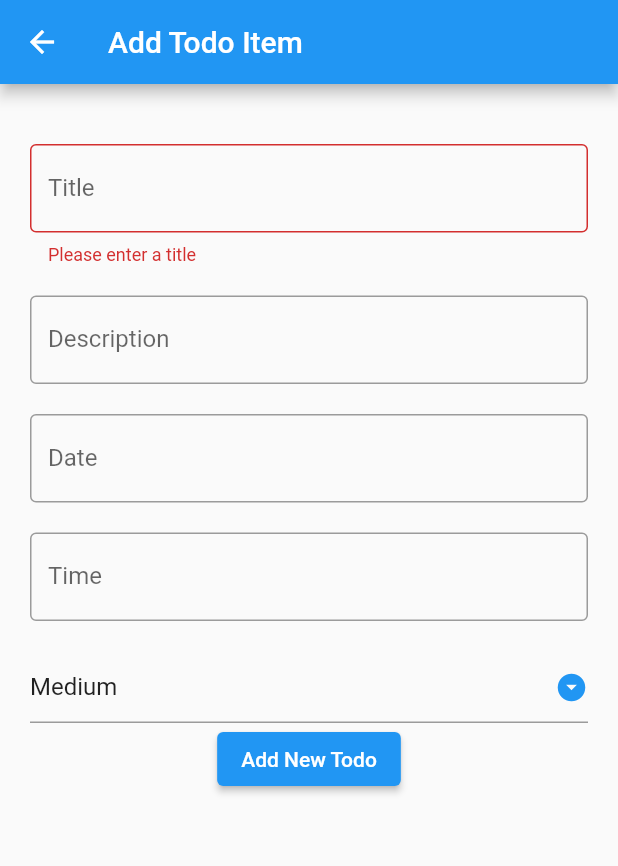
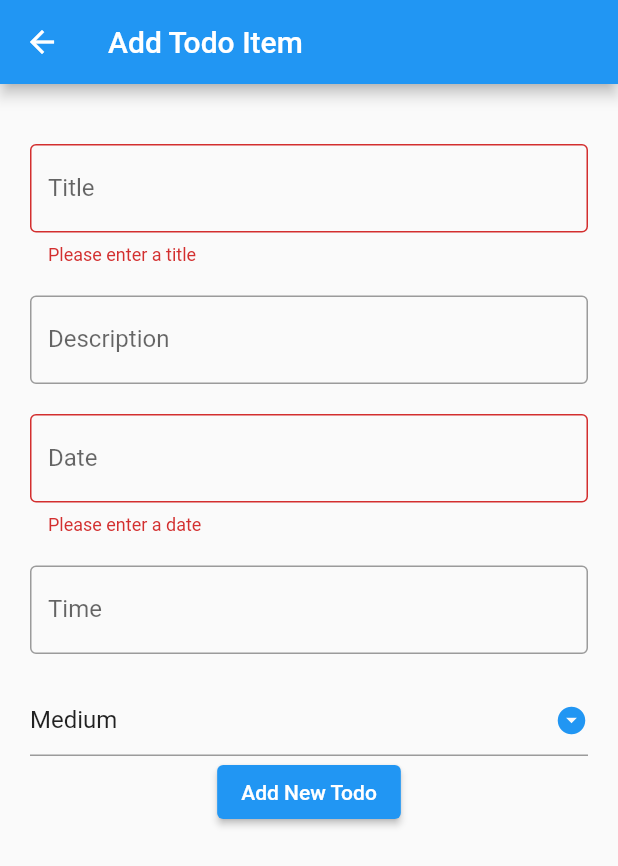
Before and after one commit to Monirith-huot/todo_list_localserver, a Flutter app: the AddTodo screen opened directly, after a tap on "Add New Todo", on a phone screen of 412 x 824 dp. Shown: the top 866 px of the screen. Run offline on Flutter 3.47's test engine with Material 2 defaults, Android fonts, the phone set to English and light mode, and no system bars; our stand-ins replace flutter_slidable; network calls fail.

```diff
--- a/lib/controllers/todo_logic.dart
+++ b/lib/controllers/todo_logic.dart
@@ -117,6 +117,8 @@ class TodoItemLogic extends ChangeNotifier {
       );
       if (response.statusCode == 200) {
         if (response.body == "todo_updated") {
+          // _todoList.removeWhere((e) => e.tId == item.tId);
+
           return true;
         }
       } else {
--- a/lib/views/pages/add_screen.dart
+++ b/lib/views/pages/add_screen.dart
@@ -93,6 +93,8 @@ class _AddTodoState extends State<AddTodo> {
                     labelText: 'Date',
                   ),
                   onTap: _handleDatePicker,
+                  validator: (value) =>
+                      value!.trim().isEmpty ? 'Please enter a date' : null,
                 ),
                 const SizedBox(
                   height: 20,
@@ -157,6 +159,7 @@ class _AddTodoState extends State<AddTodo> {
                         _descriptionController.clear();
                         _dateController.clear();
                         _priority = "Medium";
+                        Navigator.of(context).pop();
                       } else {
                         showSnackBar(
                           context,
@@ -185,7 +188,7 @@ class _AddTodoState extends State<AddTodo> {
       lastDate: DateTime.now().add(const Duration(days: 365)),
     );
     if (date != null) {
-      _dateController.text = DateFormat.MMMMEEEEd().format(date);
+      _dateController.text = DateFormat.yMMMMEEEEd().format(date);
       setState(
         () => _dateController.text = _dateController.text,
       );
```
Also changed, not shown: lib/views/pages/homepage.dart (+16 -3 lines), lib/views/widgets/todo_tile.dart (+4 -12 lines).
